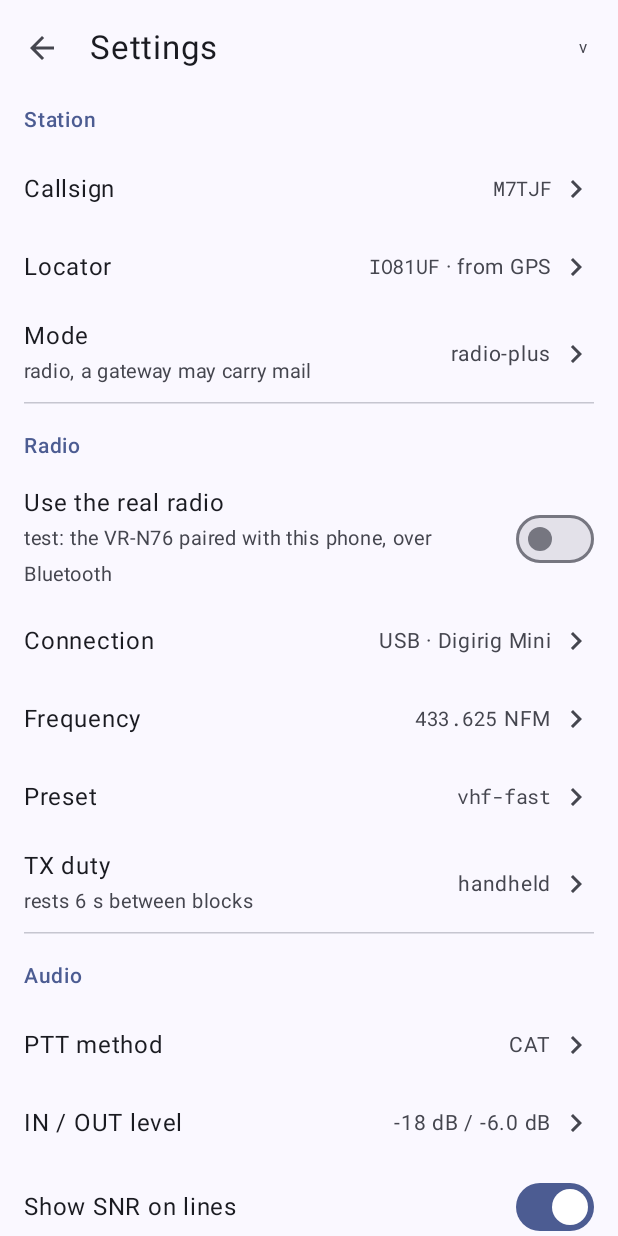
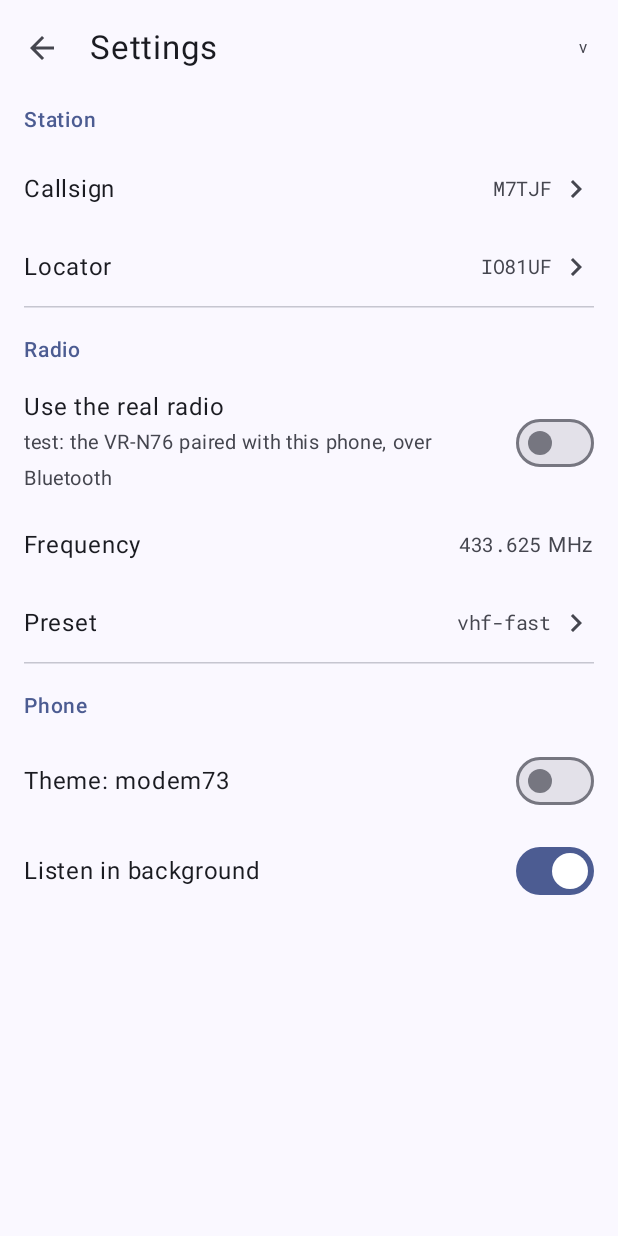
Before and after one commit to thaum-labs/weechat-radio, an Android app built with Jetpack Compose: the screen it shows after launch (MainActivity), after a tap on "Settings", on a phone screen of 412 x 824 dp. Run offline under Robolectric (Android 15) with nearby library versions, the phone set to English and light mode, and no system bars.

Commit message:
Android Settings: only what a user sets
Callsign, locator, Use the real radio, frequency, preset, theme and
background listening. Mode, connection, TX duty, PTT, levels, SNR, email,
notifications, time, update, identity key and re-run setup are gone.

Co-Authored-By: Claude Opus 5.5 <noreply@anthropic.com>
Claude-Session: https://claude.ai/code/session_01KfBoGAYcwnUrHXCSs9qrbw

```diff
--- a/android/app/src/main/java/com/weechatradio/app/ui/SettingsScreen.kt
+++ b/android/app/src/main/java/com/weechatradio/app/ui/SettingsScreen.kt
@@ -24,66 +24,32 @@ import com.weechatradio.app.BuildConfig
 import com.weechatradio.app.REAL_RADIO
 import com.weechatradio.app.hasBluetooth
 import com.weechatradio.app.radio.Station
-import com.weechatradio.app.radio.BtAudio
-import com.weechatradio.app.radio.Link
 import com.weechatradio.app.radio.Radio
 import com.weechatradio.app.ui.theme.Look
 
-// Design screen 21: Settings (Station, Radio, Audio, Email, Phone, About). Opens from the gear; no nav bar.
+// Settings: only what a user sets (Station, Radio, Phone). Opens from the gear; no nav bar.
 
 @Composable
 fun SettingsScreen(radio: Radio, look: Look, onLook: (Look) -> Unit, onBack: () -> Unit, onSetup: (SetupStep) -> Unit) {
     val s = radio.status
-    val connection = when (s.link) {
-        Link.Usb -> "USB · ${s.rig}"
-        Link.Bluetooth -> if (s.btAudio == BtAudio.HeadsetVox) "Bluetooth headset · VOX" else "Bluetooth · ${s.rig}"
-        Link.InternetOnly -> "Internet only"
-    }
     Column(Modifier.fillMaxSize()) {
         TopBar("Settings", lead = { BackLead(onBack) }) {
             Text("v${BuildConfig.VERSION_NAME}", Modifier.padding(end = 16.dp), fontSize = 11.sp, color = colors().onSurfaceVariant)
         }
         Column(Modifier.weight(1f).verticalScroll(rememberScrollState())) {
+            // Kept short on purpose (Tobias, 2026-11-27): only what a user sets.
             Section("Station", top = 4.dp)
             Item("Callsign", value = s.call, mono = true) { onSetup(SetupStep.You) }
-            Item("Locator", value = s.grid, mono = true, after = " · from GPS") { onSetup(SetupStep.You) }
-            Item("Mode", value = s.mode.id, sub = s.mode.words) { onSetup(SetupStep.You) }
+            Item("Locator", value = s.grid, mono = true) { onSetup(SetupStep.You) }
             Divider()
             Section("Radio")
             RealRadio(s.real)
-            Item("Connection", value = connection) { onSetup(SetupStep.Radio) }
-            if (s.linked) {
-                Item("Frequency", value = s.freq, mono = true, after = " ${s.emission}") {}
-                Item("Preset", value = s.preset, mono = true) { onSetup(SetupStep.Levels) }
-                Item("TX duty", value = s.txDuty, sub = "rests 6 s between blocks") {}
-            }
-            Divider()
-            Section("Audio")
-            if (s.link == Link.Usb) Item("PTT method", value = s.ptt.name) { onSetup(SetupStep.Levels) }
-            else if (s.link == Link.Bluetooth) Item("PTT method", value = if (s.btAudio == BtAudio.HeadsetVox) "the radio's VOX" else "Bluetooth") { onSetup(SetupStep.Bluetooth) }
-            Item("IN / OUT level", value = "${s.inDb} dB / ${"%.1f".format(s.outSetDb)} dB") { onSetup(SetupStep.Levels) }
-            Toggle("Show SNR on lines", null, s.showSnr) { on -> radio.update { it.copy(showSnr = on) } }
-            Divider()
-            Section("Look")
-            Column(Modifier.padding(horizontal = 16.dp, vertical = 6.dp)) {
-                Text("Theme", fontSize = 16.sp, lineHeight = 24.sp)
-                Text("Material follows the phone's light or dark mode; modem73 is the desktop app's dark look.", fontSize = 13.sp, color = colors().onSurfaceVariant)
-                Box(Modifier.padding(top = 10.dp)) { Segmented(Look.entries.map { it.label }, look.ordinal) { onLook(Look.entries[it]) } }
-            }
-            Divider()
-            Section("Email")
-            Item("Copy-to", value = s.copyTo, sub = if (s.copyToConfirmed) "confirmed" else "waiting for the code") {}
-            Item("Mail gateway", value = "Auto", sub = "${s.gateway} · ${s.gatewayPlace}") {}
+            Item("Frequency", value = s.freq, mono = true, after = " MHz", chevron = false) {}
+            Item("Preset", value = s.preset, mono = true) { onSetup(SetupStep.Levels) }
             Divider()
             Section("Phone")
-            Toggle("Listen in background", "persistent notification · uses battery", s.listenInBackground) { on -> radio.update { it.copy(listenInBackground = on, listening = true) } }
-            Item("Notifications", sub = "mail · direct · TX" + if (s.muted) " · muted" else "") {}
-            Item("Time", value = "UTC + local") {}
-            Divider()
-            Section("About")
-            Item("Update", value = "up to date", valueColor = radioColors().ok, chevron = false) {}
-            Item("Identity key", value = "back up") {}
-            Item("Re-run setup") { onSetup(SetupStep.Radio) }
+            Toggle("Theme: modem73", null, look == Look.Modem73) { on -> onLook(if (on) Look.Modem73 else Look.Material) }
+            Toggle("Listen in background", null, s.listenInBackground) { on -> radio.update { it.copy(listenInBackground = on, listening = true) } }
         }
     }
 }
```
